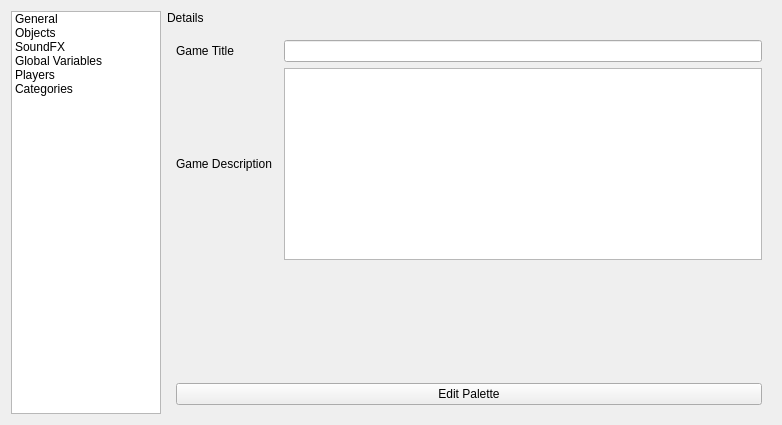
First picture: the form in RetroEDv2/tools/gameconfigeditorv4.ui, repository RSDKModding/RetroED, before the edit.
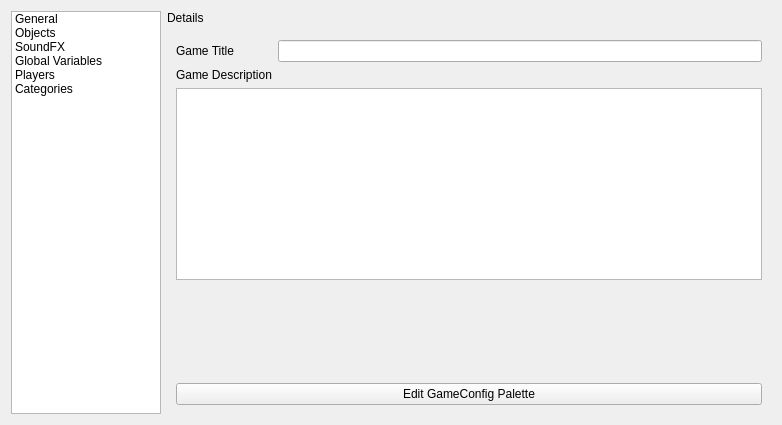
Second picture: the form after the edit. Icons and pictures are not drawn.

Commit message: Scene & Palette Editor fixes

The edit to the form file:
```diff
--- a/RetroEDv2/tools/gameconfigeditorv4.ui
+++ b/RetroEDv2/tools/gameconfigeditorv4.ui
@@ -77,20 +77,6 @@
     <widget class="QStackedWidget" name="detailsWidget">
      <widget class="QWidget" name="generalPage">
       <layout class="QGridLayout" name="gridLayout_2">
-       <item row="0" column="2">
-        <widget class="QLineEdit" name="gameName">
-         <property name="toolTip">
-          <string>The game's title</string>
-         </property>
-        </widget>
-       </item>
-       <item row="4" column="0" colspan="3">
-        <widget class="QPushButton" name="editPalette">
-         <property name="text">
-          <string>Edit Palette</string>
-         </property>
-        </widget>
-       </item>
        <item row="2" column="0">
         <widget class="QLabel" name="label_3">
          <property name="text">
@@ -98,14 +84,7 @@
          </property>
         </widget>
        </item>
-       <item row="0" column="0">
-        <widget class="QLabel" name="label_2">
-         <property name="text">
-          <string>Game Title</string>
-         </property>
-        </widget>
-       </item>
-       <item row="2" column="2">
+       <item row="3" column="0" colspan="4">
         <widget class="QPlainTextEdit" name="gameDescription">
          <property name="maximumSize">
           <size>
@@ -118,7 +97,20 @@
          </property>
         </widget>
        </item>
-       <item row="3" column="0">
+       <item row="0" column="1" colspan="3">
+        <widget class="QLineEdit" name="gameName">
+         <property name="minimumSize">
+          <size>
+           <width>0</width>
+           <height>0</height>
+          </size>
+         </property>
+         <property name="toolTip">
+          <string>The game's title</string>
+         </property>
+        </widget>
+       </item>
+       <item row="4" column="0">
         <spacer name="verticalSpacer">
          <property name="orientation">
           <enum>Qt::Vertical</enum>
@@ -131,6 +123,26 @@
          </property>
         </spacer>
        </item>
+       <item row="0" column="0">
+        <widget class="QLabel" name="label_2">
+         <property name="sizePolicy">
+          <sizepolicy hsizetype="Fixed" vsizetype="Preferred">
+           <horstretch>0</horstretch>
+           <verstretch>0</verstretch>
+          </sizepolicy>
+         </property>
+         <property name="text">
+          <string>Game Title</string>
+         </property>
+        </widget>
+       </item>
+       <item row="5" column="0" colspan="4">
+        <widget class="QPushButton" name="editPalette">
+         <property name="text">
+          <string>Edit GameConfig Palette</string>
+         </property>
+        </widget>
+       </item>
       </layout>
      </widget>
      <widget class="QWidget" name="objectsPage">
```
Left out of the diff: 16 changed lines with no effect on the pictures. The commit also changes 33 other files.
